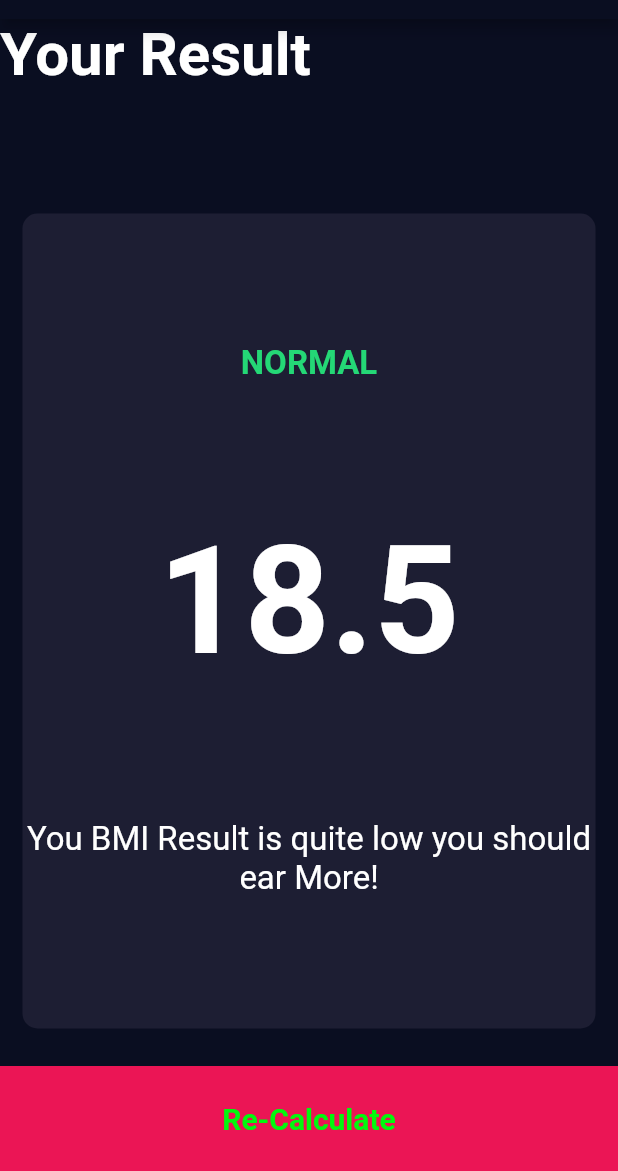
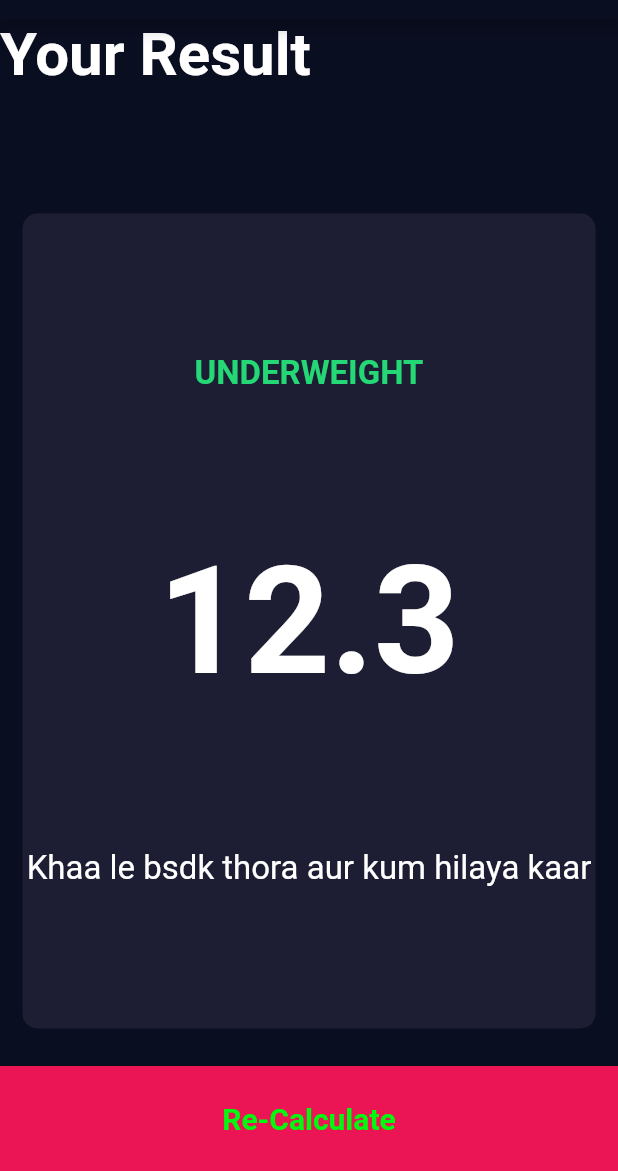
Before and after one commit to voltzylex/BMI-Calculater, a Flutter app: the screen it shows after launch, after a tap on "Calculate", on a phone screen of 412 x 824 dp, the part 65-1236 px from its top. Run offline on Flutter 3.47's test engine with Material 2 defaults, Android fonts, the phone set to English and light mode, and no system bars; our stand-ins replace font_awesome_flutter.

Commit message:
App is completed

```diff
--- /dev/null
+++ b/lib/calculater_Brain.dart
@@ -0,0 +1,35 @@
+// ignore: file_names
+import 'dart:math';
+
+import 'package:flutter/material.dart';
+
+class CalculaterBrain {
+  CalculaterBrain({@required this.height, @required this.weight});
+  final int? weight;
+  final int? height;
+  double? _bmi;
+  String calculateBMI() {
+    _bmi = weight! / pow(height! / 100, 2);
+    return _bmi!.toStringAsFixed(1);
+  }
+
+  String getResult() {
+    if (_bmi! >= 25) {
+      return 'Overweight';
+    } else if (_bmi! > 18) {
+      return "Normal";
+    } else {
+      return 'Underweight';
+    }
+  }
+
+  String intepretation() {
+    if (_bmi! >= 25) {
+      return 'Kaam Kha Mote Faat jayega nhi to Aur Exercise bhi kaar le';
+    } else if (_bmi! > 18) {
+      return "Tu hi he GYM Freak Tension Maat le";
+    } else {
+      return 'Khaa le bsdk thora aur kum hilaya kaar';
+    }
+  }
+}
--- a/lib/screens/input_page.dart
+++ b/lib/screens/input_page.dart
@@ -1,15 +1,14 @@
 // ignore_for_file: prefer_const_constructors_in_immutables, prefer_const_constructors, prefer_const_literals_to_create_immutables
 
-
+import 'package:bmi_calculater/calculater_Brain.dart';
 import 'package:bmi_calculater/components/constants.dart';
 import 'package:bmi_calculater/screens/result.dart';
 import 'package:font_awesome_flutter/font_awesome_flutter.dart';
 import 'package:flutter/material.dart';
-
+import '../components/bottom_button.dart';
 import '../components/icon_content.dart';
 import '../components/reusable_card.dart';
 import '../components/round_icon_button.dart';
-
 
 // Using Enums
 enum Gender { male, female }
@@ -220,10 +219,19 @@ class _InputPageState extends State<InputPage> {
               ),
             ),
             BelowButton(
-              value: 'Calculate',onTap: () {
-        Navigator.push(
-            context, MaterialPageRoute(builder: (context) => ResultPage()));
-      },
+              value: 'Calculate',
+              onTap: () {
+                CalculaterBrain calc =
+                    CalculaterBrain(height: kHeightValue, weight: kWeightValue);
+                Navigator.push(
+                    context,
+                    MaterialPageRoute(
+                        builder: (context) => ResultPage(
+                              bmiResult: calc.calculateBMI(),
+                              bmiText: calc.getResult(),
+                              bmiInterpretation: calc.intepretation(),
+                            )));
+              },
             ),
           ],
         ),
@@ -231,31 +239,3 @@ class _InputPageState extends State<InputPage> {
     );
   }
 }
-
-class BelowButton extends StatelessWidget {
-  BelowButton({Key? key, @required this.value,@required this.onTap}) : super(key: key);
-  final String? value;
-  final VoidCallback? onTap;
-  @override
-  Widget build(BuildContext context) {
-    return GestureDetector(
-      onTap: onTap,
-      child: Container(
-        // Pink Botom Container 👇👇👇
-        color: kBottomColor,
-        margin: EdgeInsets.only(top: 10.0),
-        width: double.infinity,
-        height: kBottomContainerHeight,
-        child: Center(
-          child: Text(
-            '$value',
-            style: TextStyle(
-                color: Color.fromARGB(255, 2, 248, 14),
-                fontWeight: FontWeight.bold,
-                fontSize: 20),
-          ),
-        ),
-      ),
-    );
-  }
-}
--- a/lib/screens/result.dart
+++ b/lib/screens/result.dart
@@ -1,13 +1,21 @@
+import 'package:flutter/material.dart';
 
 import 'package:bmi_calculater/components/constants.dart';
 import 'package:bmi_calculater/components/reusable_card.dart';
-import 'package:flutter/material.dart';
 
 import '../components/bottom_button.dart';
 
 class ResultPage extends StatelessWidget {
-  const ResultPage({Key? key}) : super(key: key);
+  const ResultPage({
+    Key? key,
+    this.bmiResult,
+    this.bmiText,
+    this.bmiInterpretation,
+  }) : super(key: key);
 
+  final String? bmiResult;
+  final String? bmiText;
+  final String? bmiInterpretation;
   @override
   Widget build(BuildContext context) {
     return Scaffold(
@@ -37,15 +45,15 @@ class ResultPage extends StatelessWidget {
                   crossAxisAlignment: CrossAxisAlignment.center,
                   children: <Widget>[
                     Text(
-                      'NORMAL',
+                      bmiText!.toUpperCase(),
                       style: kResultTextStyle,
                     ),
                     Text(
-                      '18.5',
+                      bmiResult!,
                       style: kBMITextStyle,
                     ),
                     Text(
-                      'You BMI Result is quite low you should ear More!',
+                      bmiInterpretation!,
                       textAlign: TextAlign.center,
                       style: kBMIResultStyle,
                     ),
```
